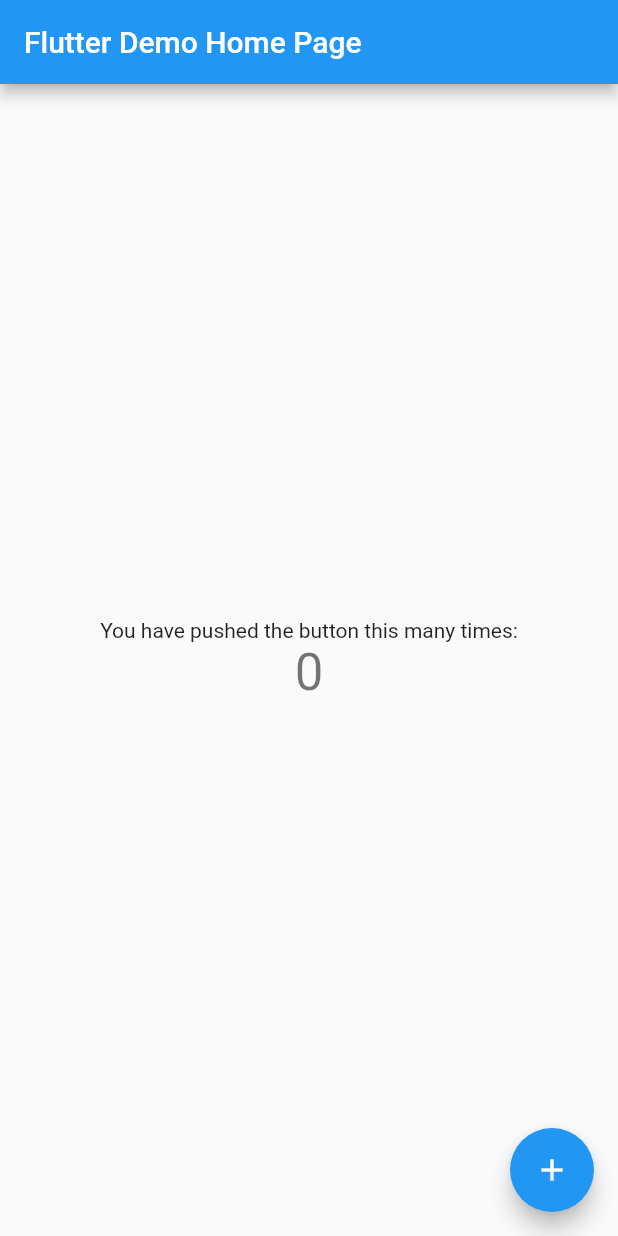
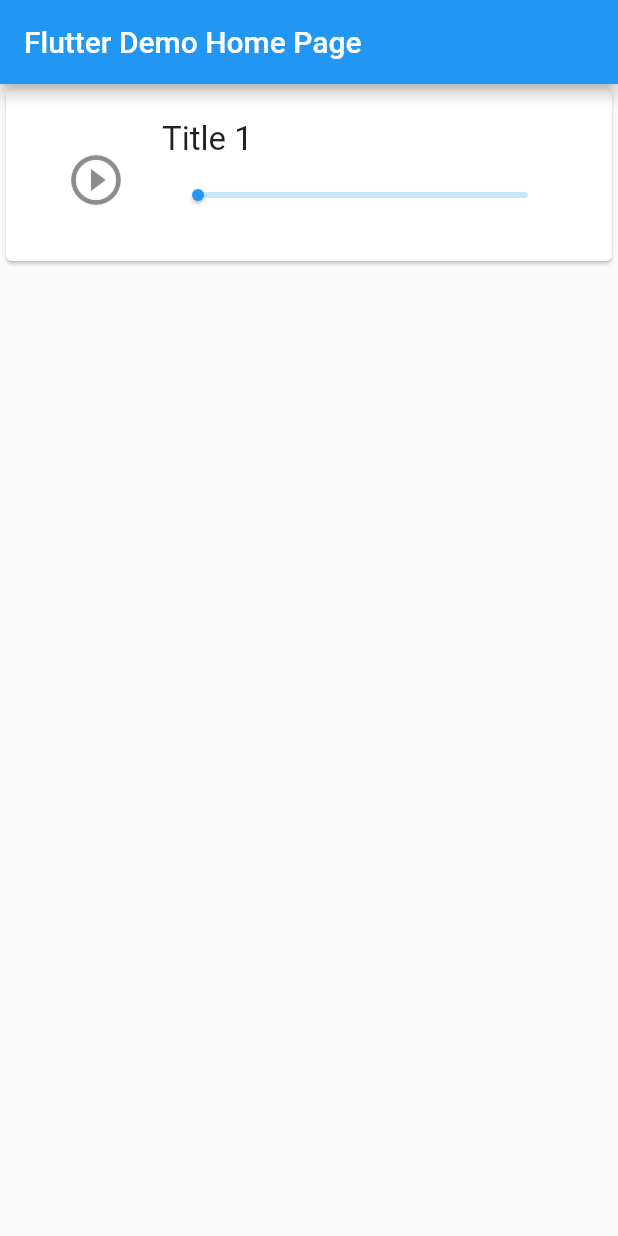
Before and after one commit to Ramiiyan/eng_app, a Flutter app: the screen it shows after launch, on a phone screen of 412 x 824 dp. Run offline on Flutter 3.47's test engine with Material 2 defaults, Android fonts, the phone set to English and light mode, and no system bars; our stand-ins replace just_audio.

Commit message:
player have to check OnChanged,OnChangeEnd ln95

```diff
--- a/lib/main.dart
+++ b/lib/main.dart
@@ -1,4 +1,9 @@
+import 'dart:convert';
+
+import 'package:eng_app/rplayer.dart';
 import 'package:flutter/material.dart';
+import 'package:just_audio/just_audio.dart';
+import 'package:http/http.dart' as http;
 
 void main() => runApp(MyApp());
 
@@ -9,15 +14,6 @@ class MyApp extends StatelessWidget {
     return MaterialApp(
       title: 'Flutter Demo',
       theme: ThemeData(
-        // This is the theme of your application.
-        //
-        // Try running your application with "flutter run". You'll see the
-        // application has a blue toolbar. Then, without quitting the app, try
-        // changing the primarySwatch below to Colors.green and then invoke
-        // "hot reload" (press "r" in the console where you ran "flutter run",
-        // or simply save your changes to "hot reload" in a Flutter IDE).
-        // Notice that the counter didn't reset back to zero; the application
-        // is not restarted.
         primarySwatch: Colors.blue,
       ),
       home: MyHomePage(title: 'Flutter Demo Home Page'),
@@ -28,15 +24,6 @@ class MyApp extends StatelessWidget {
 class MyHomePage extends StatefulWidget {
   MyHomePage({Key key, this.title}) : super(key: key);
 
-  // This widget is the home page of your application. It is stateful, meaning
-  // that it has a State object (defined below) that contains fields that affect
-  // how it looks.
-
-  // This class is the configuration for the state. It holds the values (in this
-  // case the title) provided by the parent (in this case the App widget) and
-  // used by the build method of the State. Fields in a Widget subclass are
-  // always marked "final".
-
   final String title;
 
   @override
@@ -44,68 +31,53 @@ class MyHomePage extends StatefulWidget {
 }
 
 class _MyHomePageState extends State<MyHomePage> {
-  int _counter = 0;
 
-  void _incrementCounter() {
-    setState(() {
-      // This call to setState tells the Flutter framework that something has
-      // changed in this State, which causes it to rerun the build method below
-      // so that the display can reflect the updated values. If we changed
-      // _counter without calling setState(), then the build method would not be
-      // called again, and so nothing would appear to happen.
-      _counter++;
-    });
-  }
+  // final _volumeSubject = BehaviorSubject.seeded(1.0);
+  // final _speedSubject = BehaviorSubject.seeded(1.0);
+  // AudioPlayer _player, _player2, _player3;
+  var url = "https://absolutezerolabs.com/api/v1/lessons/1";
+
+  // @override
+  // void initState() {
+  //   super.initState();
+  //   _player = AudioPlayer();
+  //   _player2 = AudioPlayer();
+  //   _player3 = AudioPlayer();
+
+  //   _player.setUrl("http://www.freshly-ground.com/misc/music/20060826%20-%20Armstrong.mp3");
+  //   _player2.setUrl("https://www2.iis.fraunhofer.de/AAC/ChID-BLITS-EBU-Narration441-16b.wav");
+  //   // _player3.setUrl("https://absolutezerolabs.com/storage/H0OlYKonkIccUKjatQ0U.mp3");
+
+  //   response();
+
+  // }
+
+  // @override
+  // void dispose() {
+  //   _player.dispose();
+  //   _player2.dispose();
+  //   _player3.dispose();
+  //   super.dispose();
+  // }
 
   @override
   Widget build(BuildContext context) {
-    // This method is rerun every time setState is called, for instance as done
-    // by the _incrementCounter method above.
-    //
-    // The Flutter framework has been optimized to make rerunning build methods
-    // fast, so that you can just rebuild anything that needs updating rather
-    // than having to individually change instances of widgets.
     return Scaffold(
       appBar: AppBar(
-        // Here we take the value from the MyHomePage object that was created by
-        // the App.build method, and use it to set our appbar title.
         title: Text(widget.title),
       ),
-      body: Center(
-        // Center is a layout widget. It takes a single child and positions it
-        // in the middle of the parent.
-        child: Column(
-          // Column is also a layout widget. It takes a list of children and
-          // arranges them vertically. By default, it sizes itself to fit its
-          // children horizontally, and tries to be as tall as its parent.
-          //
-          // Invoke "debug painting" (press "p" in the console, choose the
-          // "Toggle Debug Paint" action from the Flutter Inspector in Android
-          // Studio, or the "Toggle Debug Paint" command in Visual Studio Code)
-          // to see the wireframe for each widget.
-          //
-          // Column has various properties to control how it sizes itself and
-          // how it positions its children. Here we use mainAxisAlignment to
-          // center the children vertically; the main axis here is the vertical
-          // axis because Columns are vertical (the cross axis would be
-          // horizontal).
-          mainAxisAlignment: MainAxisAlignment.center,
-          children: <Widget>[
-            Text(
-              'You have pushed the button this many times:',
-            ),
-            Text(
-              '$_counter',
-              style: Theme.of(context).textTheme.display1,
-            ),
-          ],
-        ),
+      body: ListView(
+        children: <Widget>[
+          // _audioCard(),
+          RPlayer(
+            audioTitle: "Title 1",
+            audioUrl: "https://www2.iis.fraunhofer.de/AAC/ChID-BLITS-EBU-Narration441-16b.wav",
+          ),
+          // _audioplayer(_player),
+          // _audioCard(_player2),
+          // _audioCard(_player3),
+        ],
       ),
-      floatingActionButton: FloatingActionButton(
-        onPressed: _incrementCounter,
-        tooltip: 'Increment',
-        child: Icon(Icons.add),
-      ), // This trailing comma makes auto-formatting nicer for build methods.
     );
   }
 }
--- a/lib/player.dart
+++ /dev/null
@@ -1,80 +0,0 @@
-
-import 'package:flutter/material.dart';
-
-class Player extends StatefulWidget {
-  final Duration duration;
-  final Duration position;
-  final ValueChanged<Duration> onChanged;
-  final ValueChanged<Duration> onChangeEnd;
-
-  Player({
-    @required this.duration,
-    @required this.position,
-    this.onChanged,
-    this.onChangeEnd,
-  });
-
-  @override
-  _PlayerState createState() => _PlayerState();
-}
-
-class _PlayerState extends State<Player> {
-  double _dragValue;
-
-  @override
-  Widget build(BuildContext context) {
-    return SliderTheme(
-      data: SliderThemeData(
-        thumbShape: RoundSliderThumbShape(enabledThumbRadius: 5),
-      ),
-      child: Slider(
-      min: 0.0,
-      max: widget.duration.inMilliseconds.toDouble(),
-      value: _dragValue ?? widget.position.inMilliseconds.toDouble(),
-      onChanged: (value) {
-        setState(() {
-          _dragValue = value;
-        });
-        if (widget.onChanged != null) {
-          widget.onChanged(Duration(milliseconds: value.round()));
-        }
-      },
-      onChangeEnd: (value) {
-        _dragValue = null;
-        if (widget.onChangeEnd != null) {
-          widget.onChangeEnd(Duration(milliseconds: value.round()));
-        }
-      },
-    ) ,
-    );
-  }
-  //volume, speed adjust
-        // Text("Volume"),
-        // StreamBuilder<double>(
-        //   stream: _volumeSubject.stream,
-        //   builder: (context, snapshot) => Slider(
-        //     divisions: 20,
-        //     min: 0.0,
-        //     max: 2.0,
-        //     value: snapshot.data ?? 1.0,
-        //     onChanged: (value) {
-        //       _volumeSubject.add(value);
-        //       _player.setVolume(value);
-        //     },
-        //   ),
-        // ),
-        // Text("Speed"),
-        // StreamBuilder<double>(
-        //   stream: _speedSubject.stream,
-        //   builder: (context, snapshot) => Slider(
-        //     divisions: 10,
-        //     min: 0.5,
-        //     max: 1.5,
-        //     value: snapshot.data ?? 1.0,
-        //     onChanged: (value) {
-        //       _speedSubject.add(value);
-        //       _player.setSpeed(value);
-        //     },
-        //   ),
-        // ),
-}
--- /dev/null
+++ b/lib/rplayer.dart
@@ -0,0 +1,192 @@
+
+import 'package:flutter/material.dart';
+import 'package:just_audio/just_audio.dart';
+
+class RPlayer extends StatefulWidget {
+
+  final String audioTitle;
+  final String audioUrl;
+  final Duration duration;
+  final Duration position;
+  final ValueChanged<Duration> onChanged;
+  final ValueChanged<Duration> onChangeEnd;
+
+  RPlayer({
+    @required this.audioTitle,
+    @required this.audioUrl,
+    this.duration,
+    this.position,
+    this.onChanged,
+    this.onChangeEnd,
+  });
+
+  @override
+  _PlayerState createState() => _PlayerState();
+}
+
+class _PlayerState extends State<RPlayer> {
+  AudioPlayer _player;
+  double _dragValue;
+
+  @override
+  void initState(){
+    super.initState();
+    _player = AudioPlayer();
+    _player.setUrl(widget.audioUrl);
+
+  }
+  @override
+  void dispose(){
+    _player.dispose();
+    super.dispose();
+  }
+
+
+  @override
+  Widget build(BuildContext context) {
+    return _audioCard();
+    // return SliderTheme(
+    //   data: SliderThemeData(
+    //     thumbShape: RoundSliderThumbShape(enabledThumbRadius: 5),
+    //   ),
+    //   child: Slider(
+    //     min: 0.0,
+    //     max: widget.duration.inMilliseconds.toDouble(),
+    //     value: _dragValue ?? widget.position.inMilliseconds.toDouble(),
+    //     onChanged: (value) {
+    //       setState(() { _dragValue = value; });
+    //       if (widget.onChanged != null) {
+    //         widget.onChanged(Duration(milliseconds: value.round()));
+    //       }
+    //     },
+    //     onChangeEnd: (value) {
+    //       _dragValue = null;
+    //       if (widget.onChangeEnd != null) {
+    //         widget.onChangeEnd(Duration(milliseconds: value.round()));
+    //       }
+    //     },
+    //   ),
+    // );
+  }
+  Widget _audioCard(){
+    return  StreamBuilder<AudioPlaybackState>(
+      stream: _player.playbackStateStream,
+      builder: (context, snapshot) {
+        final state = snapshot.data;
+        return Card(
+          child: Padding(
+            padding: const EdgeInsets.all(16.0),
+            child:ListTile(
+               leading: _playOrPause(state,_player),
+              title: Text(widget.audioTitle,
+                style: TextStyle(fontSize: 22.0),
+              ),
+              subtitle: StreamBuilder<Duration>(
+                stream: _player.durationStream,
+                builder: (context, snapshot) {
+                  final duration = snapshot.data ?? Duration.zero;
+                  return StreamBuilder<Duration>(
+                    stream: _player.getPositionStream(),
+                    builder: (context, snapshot) {
+                      var position = snapshot.data ?? Duration.zero;
+                      if (position > duration) {
+                        position = duration;
+                      }
+                      return _seekbar(duration, position);
+                    },
+                  );
+                },
+              ),
+            ),
+          ),
+        );
+      },
+    );
+  }
+  Widget _playOrPause( AudioPlaybackState state, AudioPlayer _player){
+    if (state == AudioPlaybackState.playing)
+      return IconButton(
+        icon: Icon(Icons.pause_circle_outline),
+        iconSize: 40.0,
+        color: Colors.blue,
+        onPressed: _player.pause,
+      );
+    else if (state == AudioPlaybackState.buffering || state == AudioPlaybackState.connecting)
+      return Container(
+        margin: EdgeInsets.all(4.0),
+        width: 38.0,
+        height: 38.0,
+        child: CircularProgressIndicator(),
+      );
+    else
+      return IconButton(
+        icon: Icon(Icons.play_circle_outline),
+        iconSize: 40.0,
+        onPressed: _player.play,
+      );
+      // IconButton(
+      //   icon: Icon(Icons.stop),
+      //   iconSize: 64.0,
+      //   onPressed: state == AudioPlaybackState.stopped ||
+      //           state == AudioPlaybackState.none
+      //       ? null
+      //       : _player.stop,
+      // ),
+  }
+
+  Widget _seekbar(Duration duration, Duration position){
+    return SliderTheme(
+      data: SliderThemeData(
+        thumbShape: RoundSliderThumbShape(enabledThumbRadius: 4),
+      ),
+      child: Slider(
+        min: 0.0,
+        max: duration.inMilliseconds.toDouble(),
+        value: _dragValue ?? position.inMilliseconds.toDouble(),
+        onChanged: (value) {
+          setState(() {
+             _dragValue = value;
+          });
+          if (widget.onChanged != null) {
+            widget.onChanged(Duration(milliseconds: value.round()));
+          }
+        },
+        onChangeEnd: (value) {
+          _dragValue = null;
+          if (widget.onChangeEnd != null) {
+            widget.onChangeEnd(Duration(milliseconds: value.round()));
+          }
+        },
+      ),
+    );
+  }
+  //volume, speed adjust
+        // Text("Volume"),
+        // StreamBuilder<double>(
+        //   stream: _volumeSubject.stream,
+        //   builder: (context, snapshot) => Slider(
+        //     divisions: 20,
+        //     min: 0.0,
+        //     max: 2.0,
+        //     value: snapshot.data ?? 1.0,
+        //     onChanged: (value) {
+        //       _volumeSubject.add(value);
+        //       _player.setVolume(value);
+        //     },
+        //   ),
+        // ),
+        // Text("Speed"),
+        // StreamBuilder<double>(
+        //   stream: _speedSubject.stream,
+        //   builder: (context, snapshot) => Slider(
+        //     divisions: 10,
+        //     min: 0.5,
+        //     max: 1.5,
+        //     value: snapshot.data ?? 1.0,
+        //     onChanged: (value) {
+        //       _speedSubject.add(value);
+        //       _player.setSpeed(value);
+        //     },
+        //   ),
+        // ),
+}
```
